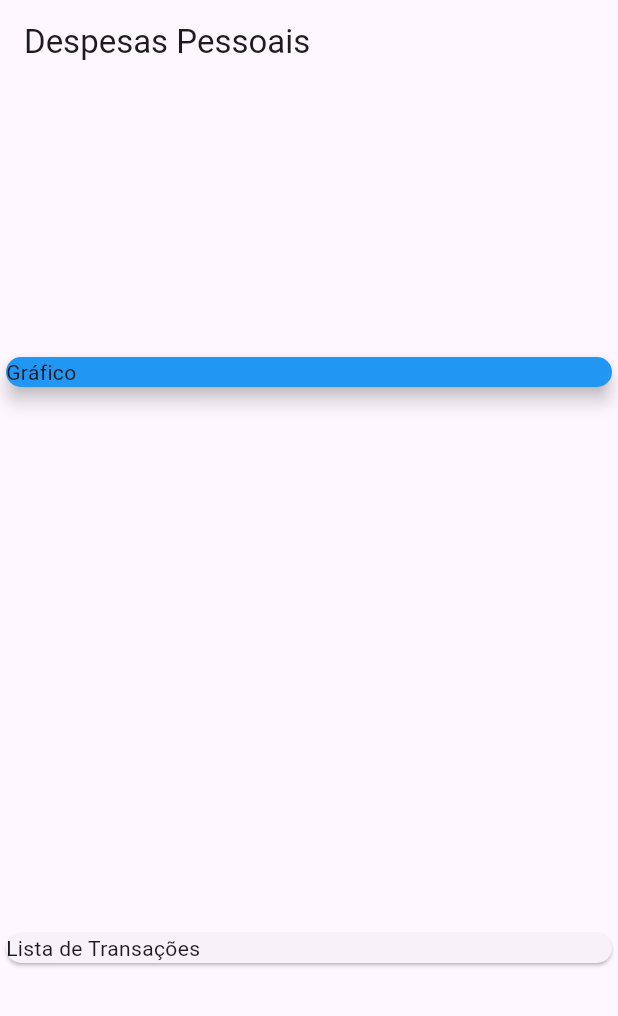
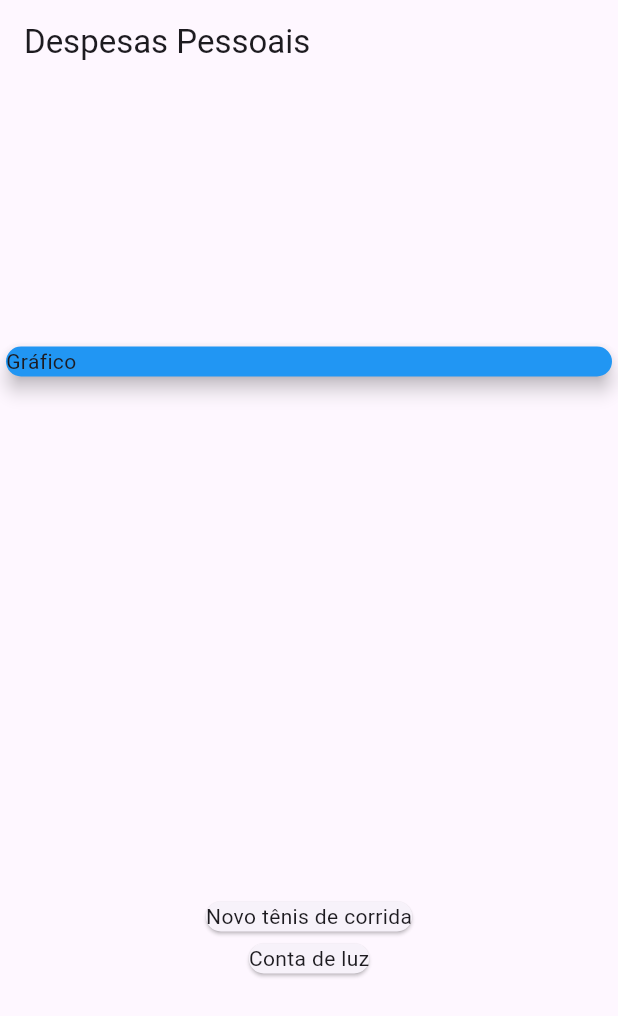
Before and after one commit to IsraelRAlencar/Projeto-Despesas, a Flutter app: the screen it shows after launch, on a phone screen of 412 x 824 dp. Shown: the top 1016 px of the screen. Run offline on Flutter 3.47's test engine with Material 3 defaults, Android fonts, the phone set to English and light mode, and no system bars.

Commit message:
new - mapeando dados para o widget

```diff
--- a/lib/main.dart
+++ b/lib/main.dart
@@ -49,8 +49,12 @@ class MyHomePage extends StatelessWidget {
                 child: Text('Gráfico'),
               ),
             ),
-            const Card(
-              child: Text('Lista de Transações'),
+            Column(
+              children: _transactions.map((tr) {
+                return Card(
+                  child: Text(tr.title),
+                );
+              }).toList(),
             ),
           ],
         ));
```
